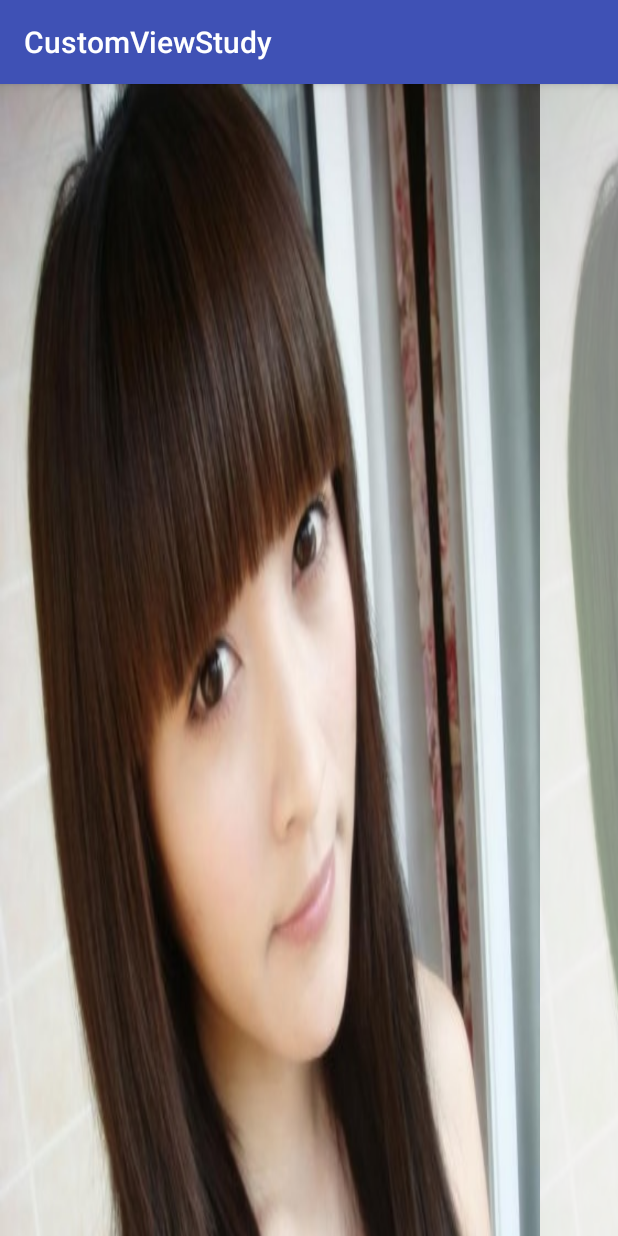
After one commit to xuzhiyong017/CustomViewStudy, an Android app: the ColorFilterActivity screen opened directly, with no data from a screen before it, on a phone screen of 412 x 824 dp. The commit adds this screen. Run offline under Robolectric (Android 15) with nearby library versions, the phone set to English and light mode, and no system bars.

Commit message:
图片滤镜的画笔实现

```diff
--- a/app/src/main/AndroidManifest.xml
+++ b/app/src/main/AndroidManifest.xml
@@ -2,9 +2,9 @@
 <manifest xmlns:android="http://schemas.android.com/apk/res/android"
     package="com.sky.customviewstudy">
 
-    <uses-permission android:name="android.permission.READ_EXTERNAL_STORAGE"/>
-    <uses-permission android:name="android.permission.WRITE_EXTERNAL_STORAGE"/>
-    <uses-permission android:name="android.permission.INTERNET"/>
+    <uses-permission android:name="android.permission.READ_EXTERNAL_STORAGE" />
+    <uses-permission android:name="android.permission.WRITE_EXTERNAL_STORAGE" />
+    <uses-permission android:name="android.permission.INTERNET" />
 
     <application
         android:name=".App"
@@ -24,7 +24,8 @@
         <activity android:name=".activity.MosaicActivity" />
         <activity android:name=".activity.PathActivity" />
         <activity android:name=".activity.ColorActivity" />
-        <activity android:name=".activity.SquareActivity"></activity>
+        <activity android:name=".activity.SquareActivity" />
+        <activity android:name=".activity.ColorFilterActivity"></activity>
     </application>
 
 </manifest>
--- a/app/src/main/java/com/sky/customviewstudy/MainActivity.java
+++ b/app/src/main/java/com/sky/customviewstudy/MainActivity.java
@@ -6,6 +6,7 @@ import android.os.Bundle;
 import android.view.View;
 
 import com.sky.customviewstudy.activity.ColorActivity;
+import com.sky.customviewstudy.activity.ColorFilterActivity;
 import com.sky.customviewstudy.activity.MatrixActivity;
 import com.sky.customviewstudy.activity.MosaicActivity;
 import com.sky.customviewstudy.activity.PathActivity;
@@ -20,6 +21,6 @@ public class MainActivity extends AppCompatActivity {
     }
 
     public void jump(View v){
-        startActivity(new Intent(this, MosaicActivity.class));
+        startActivity(new Intent(this, ColorFilterActivity.class));
     }
 }
--- /dev/null
+++ b/app/src/main/java/com/sky/customviewstudy/activity/ColorFilterActivity.java
@@ -0,0 +1,15 @@
+package com.sky.customviewstudy.activity;
+
+import android.support.v7.app.AppCompatActivity;
+import android.os.Bundle;
+
+import com.sky.customviewstudy.R;
+
+public class ColorFilterActivity extends AppCompatActivity {
+
+    @Override
+    protected void onCreate(Bundle savedInstanceState) {
+        super.onCreate(savedInstanceState);
+        setContentView(R.layout.activity_color_filter);
+    }
+}
--- /dev/null
+++ b/app/src/main/java/com/sky/customviewstudy/view/ColorFilterView.java
@@ -0,0 +1,109 @@
+package com.sky.customviewstudy.view;
+
+import android.content.Context;
+import android.graphics.Bitmap;
+import android.graphics.BitmapFactory;
+import android.graphics.Canvas;
+import android.graphics.ColorMatrix;
+import android.graphics.ColorMatrixColorFilter;
+import android.graphics.Paint;
+import android.graphics.Rect;
+import android.graphics.RectF;
+import android.support.annotation.Nullable;
+import android.util.AttributeSet;
+import android.view.View;
+
+import com.sky.customviewstudy.R;
+
+/**
+ * Author: xuzhiyong
+ * Time:2018/5/30 星期三
+ * description:
+ * projectName:CustomViewStudy
+ */
+public class ColorFilterView extends View {
+
+    public ColorFilterView(Context context) {
+        this(context,null);
+    }
+
+    public ColorFilterView(Context context, @Nullable AttributeSet attrs) {
+        this(context, attrs,0);
+    }
+
+    public ColorFilterView(Context context, @Nullable AttributeSet attrs, int defStyleAttr) {
+        super(context, attrs, defStyleAttr);
+        init();
+    }
+
+
+    private Paint mPaint;
+    private Bitmap bitmap;
+
+    private void init() {
+
+        bitmap = BitmapFactory.decodeResource(getResources(), R.drawable.girls);
+        mPaint = new Paint(Paint.ANTI_ALIAS_FLAG);
+    }
+
+    @Override
+    protected void onDraw(Canvas canvas) {
+        super.onDraw(canvas);
+
+        Rect srcRecf = new Rect(0,0,bitmap.getWidth(),bitmap.getHeight());
+        RectF rectF = new RectF(0,0,540,1920);
+        mPaint.reset();
+
+        canvas.drawBitmap(bitmap,srcRecf,rectF,mPaint);
+
+        RectF rectF1 = new RectF(540,0,1080,1920);
+
+        //透明度0.5
+//        ColorMatrix colorMatrix = new ColorMatrix(new float[]{
+//                1,0,0,0,0,
+//                0,1,0,0,0,
+//                0,0,1,0,0,
+//                0,0,0,0.5f,0,
+//        });
+
+        //0.213r,0.715g,0.072b
+        //opengl 0.3r 0.59g 0.11b
+
+
+        //黑白
+//        ColorMatrix colorMatrix = new ColorMatrix(new float[]{
+//                0.213f,0.715f,0.072f,0,0,
+//                0.213f,0.715f,0.072f,0,0,
+//                0.213f,0.715f,0.072f,0,0,
+//                0,0,0,1f,0,
+//        });
+
+
+        //反色，底片效果
+//        ColorMatrix colorMatrix = new ColorMatrix(new float[]{
+//                -1,0,0,0,255,
+//                0,-1,0,0,255,
+//                0,0,-1,0,255,
+//                0,0,0,1,0,
+//        });
+
+        //复古效果复古效果
+//        ColorMatrix colorMatrix = new ColorMatrix(new float[]{
+//                1/2f,1/2f,1/2f,0,0,
+//                1/3f,1/3f,1/3f,0,0,
+//                1/4f,1/4f,1/4f,0,0,
+//                0,0,0,1,0,
+//        });
+
+        //发射
+        ColorMatrix colorMatrix = new ColorMatrix(new float[]{
+                0,1,0,0,0,
+                1,0,0,0,0,
+                0,0,1,0,0,
+                0,0,0,0.5f,0,
+        });
+
+        mPaint.setColorFilter(new ColorMatrixColorFilter(colorMatrix));
+        canvas.drawBitmap(bitmap,srcRecf,rectF1,mPaint);
+    }
+}
--- /dev/null
+++ b/app/src/main/res/layout/activity_color_filter.xml
@@ -0,0 +1,13 @@
+<?xml version="1.0" encoding="utf-8"?>
+<RelativeLayout xmlns:android="http://schemas.android.com/apk/res/android"
+    xmlns:app="http://schemas.android.com/apk/res-auto"
+    xmlns:tools="http://schemas.android.com/tools"
+    android:layout_width="match_parent"
+    android:layout_height="match_parent"
+    tools:context="com.sky.customviewstudy.activity.ColorFilterActivity">
+
+    <com.sky.customviewstudy.view.ColorFilterView
+        android:layout_width="match_parent"
+        android:layout_height="match_parent" />
+
+</RelativeLayout>
```
